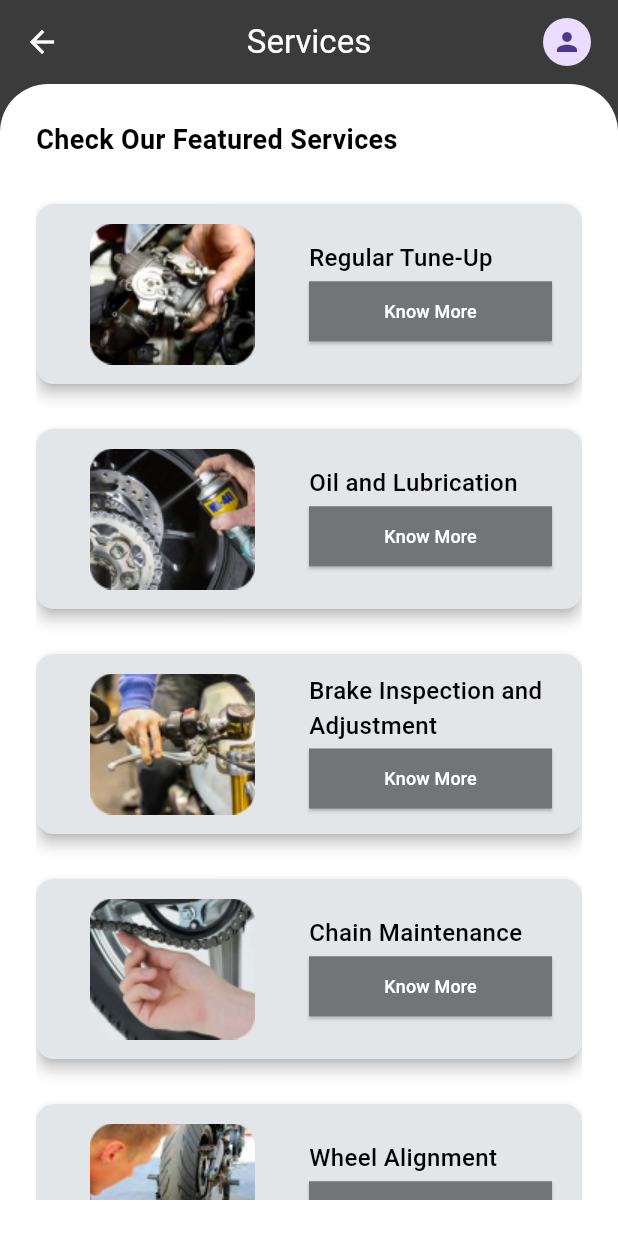
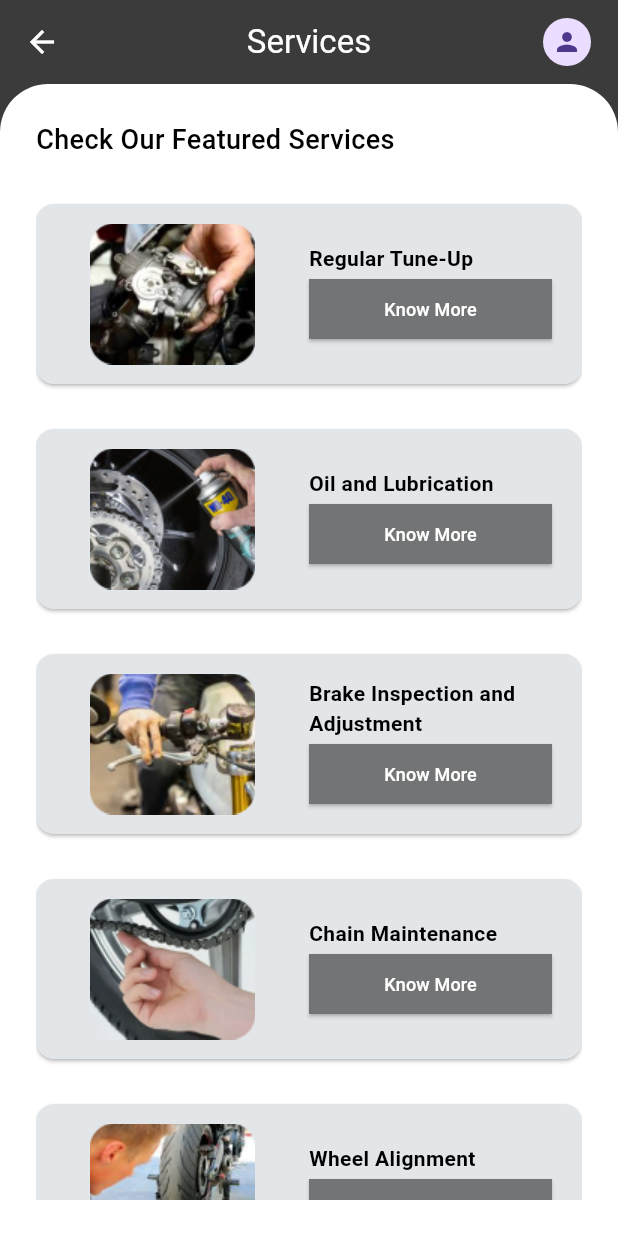
Before and after one commit to Rahul-Sharma-Github/Bike-Service-App, a Flutter app: the ServicePage screen opened directly, on a phone screen of 412 x 824 dp. Run offline on Flutter 3.47's test engine with Material 3 defaults, Android fonts, the phone set to English and light mode, and no system bars; our stand-ins replace cloud_firestore, device_preview, firebase_auth, firebase_core, get; accounts and stored records are empty.

Commit message:
chnaged some textStyles | Fixed Image Size and elevation of ServiceCards in ServicePage |

```diff
--- a/lib/app/core/constants/theme/textstyles/textstyle.dart
+++ b/lib/app/core/constants/theme/textstyles/textstyle.dart
@@ -31,7 +31,7 @@ class AppTextStyleTheme {
   static const TextStyle headingMainTitleText = TextStyle(
     color: Color(0xff000000),
     fontSize: 18,
-    fontWeight: FontWeight.bold,
+    fontWeight: FontWeight.w500,
   );
 
   static const TextStyle headingSecondaryTitleText = TextStyle(
@@ -43,8 +43,8 @@ class AppTextStyleTheme {
   // TextStyles for Card Text
   static const TextStyle cardTitleText = TextStyle(
     color: Color(0xff000000),
-    fontSize: 16,
-    fontWeight: FontWeight.w500,
+    fontSize: 14,
+    fontWeight: FontWeight.w600,
   );
 
   static const TextStyle cardButtonText = TextStyle(
--- a/lib/app/features/services/presentation/pages/service_page/service_page.dart
+++ b/lib/app/features/services/presentation/pages/service_page/service_page.dart
@@ -62,13 +62,14 @@ class ServicePage extends StatelessWidget {
                       child: Card(
                         margin: const EdgeInsets.symmetric(vertical: 15),
                         color: AppColors.serviceCardColor,
-                        elevation: 4,
                         child: Row(
                           children: [
                             Expanded(
                               child: Container(
-                                child: Image.asset(servicePageController
-                                    .serviceListData[index]["image"]),
+                                child: Image.asset(
+                                    servicePageController.serviceListData[index]
+                                        ["image"],
+                                    scale: 1),
                               ),
                             ),
                             Expanded(
```
